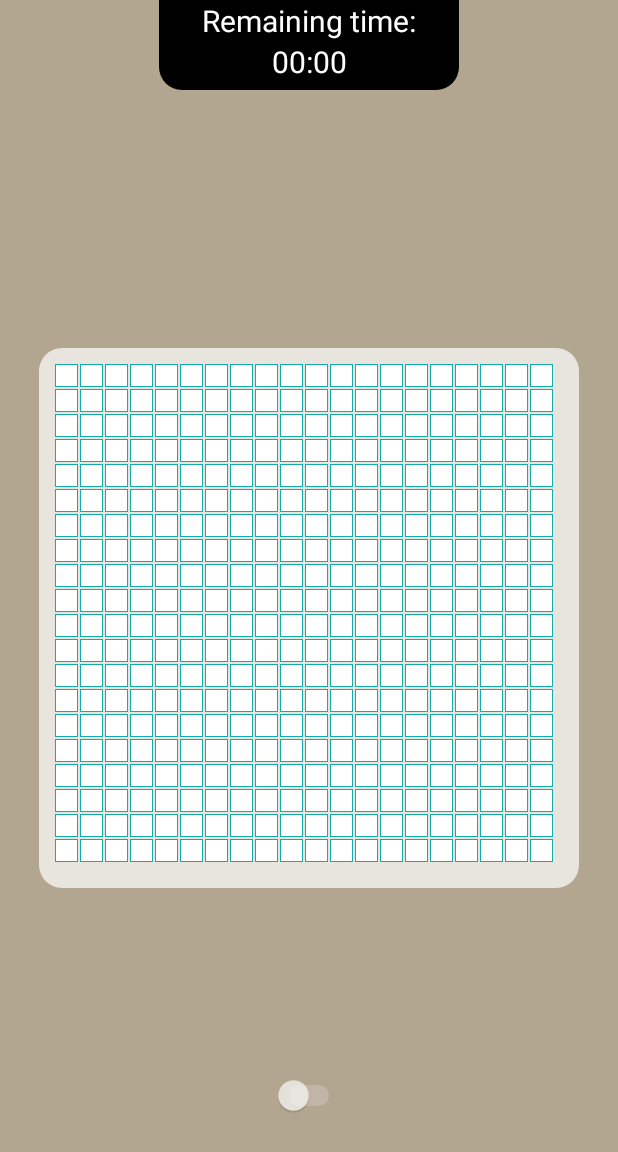
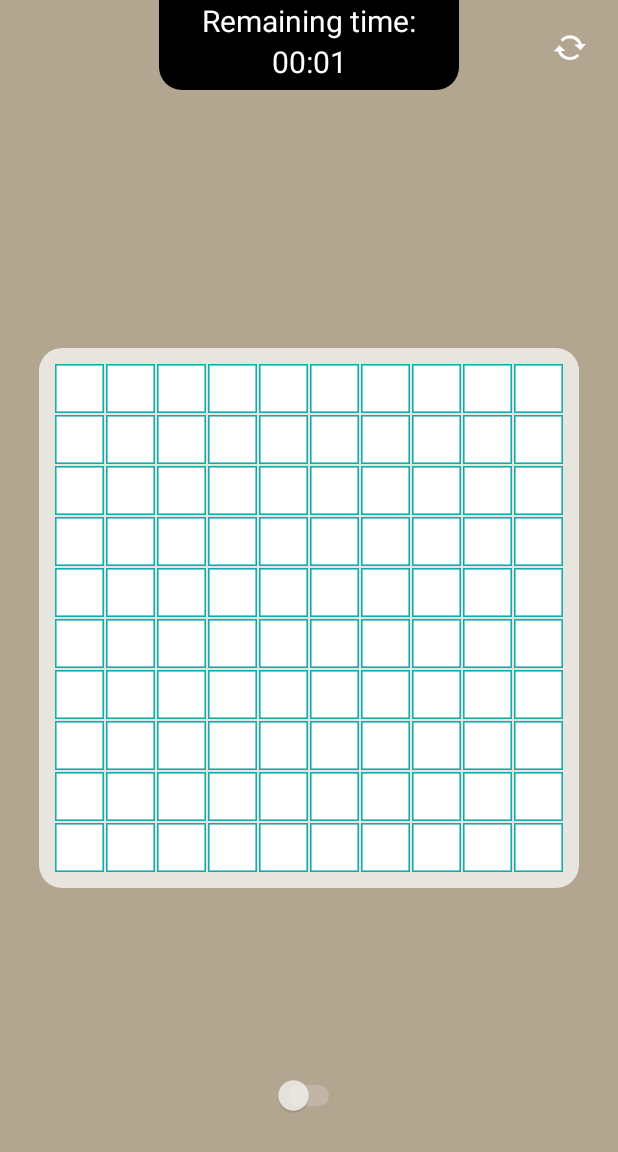
Before and after one commit to Cheriit/MineField-Android, an Android app: the screen it shows after launch (MainActivity), after a tap on "YOYO", on a phone screen of 412 x 824 dp. Shown: the top 1152 px of the screen. Run offline under Robolectric (Android 15) with nearby library versions, the phone set to English and light mode, and no system bars; our stand-ins replace navigation-ui.

Commit message:
Dialog and timer

```diff
--- a/app/src/main/java/com/cherit/minefield/ui/game/GameFragment.java
+++ b/app/src/main/java/com/cherit/minefield/ui/game/GameFragment.java
@@ -4,7 +4,6 @@ import android.os.Bundle;
 import android.view.LayoutInflater;
 import android.view.View;
 import android.view.ViewGroup;
-import android.widget.GridLayout;
 
 import androidx.annotation.NonNull;
 import androidx.annotation.Nullable;
@@ -13,7 +12,6 @@ import androidx.lifecycle.Observer;
 import androidx.lifecycle.ViewModelProviders;
 
 import com.cherit.minefield.R;
-import com.cherit.minefield.ui.game.components.Board;
 import com.cherit.minefield.ui.home.HomeViewModel;
 
 import java.util.Objects;
@@ -29,18 +27,19 @@ public class GameFragment extends Fragment {
                 ViewModelProviders.of(Objects.requireNonNull(getActivity())).get(HomeViewModel.class);
         gameViewModel =
                 ViewModelProviders.of(getActivity()).get(GameViewModel.class);
+        gameViewModel.setGameRunning(true);
         View root = inflater.inflate(R.layout.fragment_game, container, false);
-
-        GridLayout board_grid = root.findViewById(R.id.game_board);
-        Board board = new Board(20, 2, board_grid, getActivity());
-        gameViewModel.getText().observe(this, new Observer<String>() {
-            @Override
-            public void onChanged(@Nullable String s) {
+//        gameViewModel.getText().observe(this, new Observer<String>() {
+//            @Override
+//            public void onChanged(@Nullable String s) {
 //                textView.setText(homeViewModel.getSomeText().getValue());
-            }
-        });
-
+//            }
+//        });
         return root;
     }
 
+    @Override
+    public void onDestroyView() {
+        super.onDestroyView();
+    }
 }
--- a/app/src/main/java/com/cherit/minefield/ui/game/GameViewModel.java
+++ b/app/src/main/java/com/cherit/minefield/ui/game/GameViewModel.java
@@ -9,8 +9,8 @@ public class GameViewModel extends ViewModel {
     private MutableLiveData<String> mText;
     private boolean isGameRunning;
     private boolean isMarking;
-    private int rows;
-    private int cols;
+    private int size = 10;
+    private int minesNumber = 20;
 
     public GameViewModel() {
         mText = new MutableLiveData<>();
@@ -21,15 +21,35 @@ public class GameViewModel extends ViewModel {
         return mText;
     }
 
-    public boolean isGameRunning() { return isGameRunning; }
-    public void setGameRunning(boolean gameRunning) { isGameRunning = gameRunning; }
+    public boolean isGameRunning() {
+        return isGameRunning;
+    }
 
-    public boolean isMarking() { return isMarking; }
-    public void setMarking(boolean marking) { isMarking = marking; }
+    public void setGameRunning(boolean gameRunning) {
+        isGameRunning = gameRunning;
+    }
 
-    public int getCols() { return cols; }
-    public void setCols(int cols) { this.cols = cols; }
+    public boolean isMarking() {
+        return isMarking;
+    }
 
-    public int getRows() { return rows; }
-    public void setRows(int rows) { this.rows = rows; }
+    public void setMarking(boolean marking) {
+        isMarking = marking;
+    }
+
+    public int getMinesNumber() {
+        return minesNumber;
+    }
+
+    public void setMinesNumber(int minesNumber) {
+        this.minesNumber = minesNumber;
+    }
+
+    public int getSize() {
+        return size;
+    }
+
+    public void setSize(int size) {
+        this.size = size;
+    }
 }
--- a/app/src/main/java/com/cherit/minefield/ui/game/components/Board.java
+++ b/app/src/main/java/com/cherit/minefield/ui/game/components/Board.java
@@ -1,146 +1,156 @@
 package com.cherit.minefield.ui.game.components;
 
 import android.content.Context;
+import android.os.Bundle;
+import android.view.LayoutInflater;
 import android.view.View;
+import android.view.ViewGroup;
 import android.widget.AdapterView;
 import android.widget.GridLayout;
 import android.widget.LinearLayout;
 
+import androidx.annotation.NonNull;
+import androidx.annotation.Nullable;
 import androidx.fragment.app.Fragment;
+import androidx.lifecycle.ViewModelProviders;
 
 import com.cherit.minefield.R;
+import com.cherit.minefield.ui.game.GameViewModel;
 
 import java.util.Random;
 
 public class Board extends Fragment implements AdapterView.OnClickListener {
+    private GameViewModel gameViewModel;
     private Field[] fields;
     private int mines_number;
     private int mines_discovered;
     private int discovered_fields;
     private int size;
     private int fields_marked;
-    private boolean marking;
     private Context context;
     private GridLayout layout;
-    private boolean isGameRunning;
 
-    public Board(int size, int mines_number, GridLayout layout, Context context) {
+    @Nullable
+    @Override
+    public View onCreateView(@NonNull LayoutInflater inflater, @Nullable ViewGroup container, @Nullable Bundle savedInstanceState) {
+        gameViewModel =
+                ViewModelProviders.of(getActivity()).get(GameViewModel.class);
+        View root = inflater.inflate(R.layout.board, container, false);
+        getUI(root);
+        setParams();
+        generateFields();
+        generateMines();
+        return root;
+    }
+
+    private void getUI(View root) {
+        layout = root.findViewById(R.id.game_board);
+    }
+
+    private void setParams() {
         mines_discovered = 0;
         fields_marked = 0;
         discovered_fields = 0;
-        marking = false;
-        isGameRunning = true;
-        this.context = context;
-        this.size = size;
-        this.mines_number = mines_number;
-        this.layout = layout;
+        this.context = getActivity();
+        this.size = gameViewModel.getSize();
+        this.mines_number = gameViewModel.getMinesNumber();
         layout.setColumnCount(size);
         layout.setRowCount(size);
-        generateFields();
-        generateMines(mines_number);
     }
 
-    private void generateMines(int mines_number) {
+    private void generateMines() {
         Random random = new Random();
         int rand_x, rand_y;
-        for (int i=0; i<mines_number; i++)
-        {
+        for (int i = 0; i < mines_number; i++) {
             do {
                 rand_x = random.nextInt(size);
                 rand_y = random.nextInt(size);
-            } while (fields[rand_x* size +rand_y] .isMine());
-            fields[rand_x* size +rand_y].setMine();
+            } while (fields[rand_x * size + rand_y].isMine());
+            fields[rand_x * size + rand_y].setMine();
             addNeighborhood(rand_x, rand_y);
         }
     }
 
-    private void generateFields(){
+    private void generateFields() {
         Field newField;
         int container_width = (int) context.getResources().getDimension(R.dimen.board_size) - 2 * ((int) context.getResources().getDimension(R.dimen.board_padding));
         fields = new Field[size * size];
-        for (int i = 0; i< size; i++)
-        {
-            for (int j = 0; j< size; j++)
-            {
+        for (int i = 0; i < size; i++) {
+            for (int j = 0; j < size; j++) {
                 newField = new Field(i, j, context);
-                fields[i* size +j] = newField;
+                fields[i * size + j] = newField;
                 newField.setOnClickListener(this);
-                newField.setLayoutParams(new LinearLayout.LayoutParams(container_width/size, container_width/size));
-
-//                System.out.println(R.dimen.board_size);
+                newField.setLayoutParams(new LinearLayout.LayoutParams(container_width / size, container_width / size));
                 layout.addView(newField);
             }
         }
-    };
+    }
 
-    private boolean isValidNeighbor(int x, int y){
-        return x >=0 && x< size && y>=0 && y< size;
+    ;
+
+    private boolean isValidNeighbor(int x, int y) {
+        return x >= 0 && x < size && y >= 0 && y < size;
     }
+
     private void addNeighborhood(int x, int y) {
-        if(isValidNeighbor(x-1, y-1)) fields[(x-1)* size +y-1].increaseCloseMines();
-        if(isValidNeighbor(x, y-1)) fields[x* size +y-1].increaseCloseMines();
-        if(isValidNeighbor(x+1, y-1)) fields[(x+1)* size +y-1].increaseCloseMines();
-        if(isValidNeighbor(x-1, y)) fields[(x-1)* size +y].increaseCloseMines();
-        if(isValidNeighbor(x+1, y)) fields[(x+1)* size +y].increaseCloseMines();
-        if(isValidNeighbor(x-1, y+1)) fields[(x-1)* size +y+1].increaseCloseMines();
-        if(isValidNeighbor(x, y+1)) fields[x* size +y+1].increaseCloseMines();
-        if(isValidNeighbor(x+1, y+1)) fields[(x+1)* size +y+1].increaseCloseMines();
+        if (isValidNeighbor(x - 1, y - 1)) fields[(x - 1) * size + y - 1].increaseCloseMines();
+        if (isValidNeighbor(x, y - 1)) fields[x * size + y - 1].increaseCloseMines();
+        if (isValidNeighbor(x + 1, y - 1)) fields[(x + 1) * size + y - 1].increaseCloseMines();
+        if (isValidNeighbor(x - 1, y)) fields[(x - 1) * size + y].increaseCloseMines();
+        if (isValidNeighbor(x + 1, y)) fields[(x + 1) * size + y].increaseCloseMines();
+        if (isValidNeighbor(x - 1, y + 1)) fields[(x - 1) * size + y + 1].increaseCloseMines();
+        if (isValidNeighbor(x, y + 1)) fields[x * size + y + 1].increaseCloseMines();
+        if (isValidNeighbor(x + 1, y + 1)) fields[(x + 1) * size + y + 1].increaseCloseMines();
     }
-    public void discoverField(int x, int y){
-        if(!fields[x* size +y].isDiscovered() && !fields[x* size +y].isMine() && !fields[x* size +y].isMarked())
-        {
-            fields[x* size +y].discover();
+
+    private void discoverField(int x, int y) {
+        if (!fields[x * size + y].isDiscovered() && !fields[x * size + y].isMine() && !fields[x * size + y].isMarked()) {
+            fields[x * size + y].discover();
             discovered_fields++;
-            if(fields[x* size +y].getCloseMines() == 0)
-            {
-                if(isValidNeighbor(x, y-1)) discoverField(x, y-1);
-                if(isValidNeighbor(x-1, y)) discoverField(x-1, y);
-                if(isValidNeighbor(x+1, y)) discoverField(x+1, y);
-                if(isValidNeighbor(x, y+1)) discoverField(x, y+1);
+            if (fields[x * size + y].getCloseMines() == 0) {
+                if (isValidNeighbor(x, y - 1)) discoverField(x, y - 1);
+                if (isValidNeighbor(x - 1, y)) discoverField(x - 1, y);
+                if (isValidNeighbor(x + 1, y)) discoverField(x + 1, y);
+                if (isValidNeighbor(x, y + 1)) discoverField(x, y + 1);
             }
         }
     }
-    public void discoverAll() {
-        for(int i = 0; i< size; i++)
-        {
-            for(int j = 0; j< size; j++)
-            {
-                if(!fields[i* size +j].isDiscovered())
-                {
-                    fields[i* size +j].discover();
+
+    private void discoverAll() {
+        for (int i = 0; i < size; i++) {
+            for (int j = 0; j < size; j++) {
+                if (!fields[i * size + j].isDiscovered()) {
+                    fields[i * size + j].discover();
                 }
             }
         }
     }
 
     public void onClick(View v) {
-        if(isGameRunning) {
-            if(v instanceof Field)
-            {
+        if (gameViewModel.isGameRunning()) {
+            if (v instanceof Field) {
                 Field field = (Field) v;
-                if(!marking){
-                    if(!field.isMarked())
-                    {
-                        if(field.isMine())
-                        {
+                if (!gameViewModel.isMarking()) {
+                    if (!field.isMarked()) {
+                        if (field.isMine()) {
                             field.discover();
                             System.out.println("You lost");
-                            isGameRunning = false;
-                        }
-                        else
-                        {
+                            gameViewModel.setGameRunning(false);
+                            Dialog dialog = new Dialog(false);
+                            dialog.show(getFragmentManager(), "Dialog");
+                        } else {
                             discoverField(field.getX_pos(), field.getY_pos());
-                            if(size*size == discovered_fields + mines_number || size*size == discovered_fields + mines_discovered + fields_marked)
-                            {
+                            if (size * size == discovered_fields + mines_number || size * size == discovered_fields + mines_discovered + fields_marked) {
                                 System.out.println("You won!");
                                 discoverAll();
-                                isGameRunning = false;
+                                gameViewModel.setGameRunning(false);
+                                Dialog dialog = new Dialog(true);
+                                dialog.show(getFragmentManager(), "Dialog");
                             }
                         }
                     }
-                }
-                else {
-                    if(!field.isDiscovered()) {
+                } else {
+                    if (!field.isDiscovered()) {
                         fields_marked++;
                         field.setMarked(!field.isMarked());
                     }
--- /dev/null
+++ b/app/src/main/java/com/cherit/minefield/ui/game/components/FlagSwitch.java
@@ -0,0 +1,37 @@
+package com.cherit.minefield.ui.game.components;
+
+import android.os.Bundle;
+import android.view.LayoutInflater;
+import android.view.View;
+import android.view.ViewGroup;
+import android.widget.CompoundButton;
+
+import androidx.annotation.NonNull;
+import androidx.annotation.Nullable;
+import androidx.fragment.app.Fragment;
+import androidx.lifecycle.ViewModelProviders;
+
+import com.cherit.minefield.R;
+import com.cherit.minefield.ui.game.GameViewModel;
+
+public class FlagSwitch extends Fragment implements CompoundButton.OnCheckedChangeListener {
+    private GameViewModel gameViewModel;
+    private CompoundButton switchFlagBtn;
+
+    @Nullable
+    @Override
+    public View onCreateView(@NonNull LayoutInflater inflater, @Nullable ViewGroup container, @Nullable Bundle savedInstanceState) {
+        gameViewModel =
+                ViewModelProviders.of(getActivity()).get(GameViewModel.class);
+        View root = inflater.inflate(R.layout.flag_switch, container, false);
+        switchFlagBtn = root.findViewById(R.id.flag_switch_btn);
+        gameViewModel.setMarking(switchFlagBtn.isChecked());
+        switchFlagBtn.setOnCheckedChangeListener(this);
+        return root;
+    }
+
+    @Override
+    public void onCheckedChanged(CompoundButton buttonView, boolean isChecked) {
+        gameViewModel.setMarking(isChecked);
+    }
+}
--- a/app/src/main/java/com/cherit/minefield/ui/game/components/Notch.java
+++ b/app/src/main/java/com/cherit/minefield/ui/game/components/Notch.java
@@ -1,61 +1,99 @@
 package com.cherit.minefield.ui.game.components;
 
 import android.content.Context;
+import android.os.Bundle;
+import android.os.Handler;
+import android.view.LayoutInflater;
+import android.view.View;
+import android.view.ViewGroup;
+import android.widget.ImageButton;
 import android.widget.TextView;
 
+import androidx.annotation.NonNull;
+import androidx.annotation.Nullable;
 import androidx.fragment.app.Fragment;
 import androidx.lifecycle.ViewModelProviders;
 
+import com.cherit.minefield.R;
 import com.cherit.minefield.ui.game.GameViewModel;
 
+import java.time.Duration;
 import java.time.Instant;
 
-import javax.xml.datatype.Duration;
-
-public class Notch extends Fragment implements Runnable{
-    private Context context;
+public class Notch extends Fragment implements Runnable {
     private TextView timer_time;
-    private TextView timer_text;
+    private ImageButton retryBtn;
     private GameViewModel gameViewModel;
     private Duration duration;
     private Instant startTime;
-    Notch(){
-        super();
+    private OnGameRetry listener;
+    private Handler handler;
+
+    public void onAttach(Context context) {
+        super.onAttach(context);
+        if (context instanceof Notch.OnGameRetry) {
+            listener = (Notch.OnGameRetry) context;
+        } else {
+            throw new ClassCastException(context.toString() + " must implement OnGameEndedListener");
+        }
+    }
+
+    @Nullable
+    @Override
+    public View onCreateView(@NonNull LayoutInflater inflater, @Nullable ViewGroup container, @Nullable Bundle savedInstanceState) {
         gameViewModel =
                 ViewModelProviders.of(getActivity()).get(GameViewModel.class);
+        View root = inflater.inflate(R.layout.notch, container, false);
         startTime = Instant.now();
-        new Thread(this).start();
+        getUI(root);
+        setListener();
+
+        handler = new Handler();
+        handler.post(this);
+        return root;
     }
 
+    @Override
+    public void onDestroyView() {
+        handler.removeCallbacks(this);
+        super.onDestroyView();
+    }
+
+    private void getUI(View root) {
+        timer_time = root.findViewById(R.id.remaining_time);
+        retryBtn = root.findViewById(R.id.retryBtn);
+    }
+
+    private void setListener() {
+        retryBtn.setOnClickListener(new View.OnClickListener() {
+            @Override
+            public void onClick(View v) {
+                listener.retryGame();
+            }
+        });
+    }
 
     @Override
     public void run() {
-        startTime = Instant.now();
-        Duration runTime;
-        Duration remainingTime;
-        while (true) {
+        if (gameViewModel.isGameRunning()) {
+            Duration runTime;
+            Duration remainingTime;
             runTime = Duration.between(startTime, Instant.now());
-            if(isDecreasing)
-            {
+            if (false) {
                 remainingTime = duration.minus(runTime);
-                timer_time.setText(remainingTime.toString());
-            }
-            else
-            {
+            } else {
                 remainingTime = runTime;
-                timer_time.setText(remainingTime.toString());
             }
             if (remainingTime.isNegative()) {
-                System.out.println("Out of time");
-                timer_time.setText(remainingTime.toString());
-                return;
-            }
-            try {
-                Thread.sleep(1000);
-            } catch (InterruptedException e) {
-                e.printStackTrace();
+                timer_time.setText("00:00");
+            } else {
+                timer_time.setText(String.format("%02d:%02d", remainingTime.toMinutes(), remainingTime.getSeconds() % 60));
+                handler.postDelayed(this, 1000);
             }
         }
+    }
 
+    public interface OnGameRetry {
+        public void retryGame();
     }
 }
--- /dev/null
+++ b/app/src/main/res/layout/board.xml
@@ -0,0 +1,11 @@
+<?xml version="1.0" encoding="utf-8"?>
+<GridLayout xmlns:android="http://schemas.android.com/apk/res/android"
+    android:layout_width="@dimen/board_size"
+    android:layout_height="@dimen/board_size"
+    xmlns:tools="http://schemas.android.com/tools"
+    android:id="@+id/game_board"
+    android:background="@drawable/board_padding"
+    android:padding="@dimen/board_padding"
+    android:layout_weight="1"
+    tools:showIn="@layout/fragment_game">
+</GridLayout>
--- /dev/null
+++ b/app/src/main/res/layout/flag_switch.xml
@@ -0,0 +1,17 @@
+<?xml version="1.0" encoding="utf-8"?>
+<RelativeLayout
+    xmlns:android="http://schemas.android.com/apk/res/android"
+    xmlns:app="http://schemas.android.com/apk/res-auto"
+    xmlns:tools="http://schemas.android.com/tools"
+    android:layout_width="wrap_content"
+    android:layout_height="wrap_content"
+    tools:showIn="@layout/fragment_game"
+    >
+
+    <Switch
+        android:id="@+id/flag_switch_btn"
+        android:layout_width="wrap_content"
+        android:layout_height="wrap_content"
+        android:thumbTint="@color/colorWhite"
+        android:trackTint="@color/colorWhite" />
+</RelativeLayout>
--- a/app/src/main/res/layout/fragment_game.xml
+++ b/app/src/main/res/layout/fragment_game.xml
@@ -1,36 +1,40 @@
 <?xml version="1.0" encoding="utf-8"?>
-<RelativeLayout xmlns:android="http://schemas.android.com/apk/res/android"
+<RelativeLayout
+    xmlns:android="http://schemas.android.com/apk/res/android"
+    xmlns:tools="http://schemas.android.com/tools"
     android:layout_width="match_parent"
     android:layout_height="match_parent"
-    android:background="#A88F7C5C">
+    android:background="#A88F7C5C"
+    android:id="@+id/game_fragment">
 
-    <include layout="@layout/notch" />
+    <fragment
+        android:id="@+id/notch_fragment"
+        android:name="com.cherit.minefield.ui.game.components.Notch"
+        android:layout_width="match_parent"
+        android:layout_height="wrap_content"
+        tools:layout="@layout/notch"
+    />
 
-    <GridLayout xmlns:android="http://schemas.android.com/apk/res/android"
+    <fragment
+        android:id="@+id/board_fragment"
+        android:name="com.cherit.minefield.ui.game.components.Board"
         android:layout_width="@dimen/board_size"
         android:layout_height="@dimen/board_size"
-        android:id="@+id/game_board"
         android:layout_centerInParent="true"
-        android:background="@drawable/board_padding"
-        android:padding="@dimen/board_padding"
-        android:layout_weight="1"
-        >
-    </GridLayout>
+        tools:layout="@layout/board"
+        />
 
-    <RelativeLayout
+    <fragment
+        android:id="@+id/flag_switch"
+        android:tag="Game"
+        android:name="com.cherit.minefield.ui.game.components.FlagSwitch"
         android:layout_width="wrap_content"
         android:layout_height="wrap_content"
         android:layout_alignParentBottom="true"
         android:layout_centerHorizontal="true"
         android:layout_marginBottom="80dp"
-        >
+        tools:layout="@layout/flag_switch"
+        />
 
-        <Switch
-            android:id="@+id/switch1"
-            android:layout_width="wrap_content"
-            android:layout_height="wrap_content"
-            android:thumbTint="@color/colorWhite"
-            android:trackTint="@color/colorWhite" />
-    </RelativeLayout>
 
 </RelativeLayout>
--- a/app/src/main/res/layout/notch.xml
+++ b/app/src/main/res/layout/notch.xml
@@ -1,17 +1,21 @@
 <?xml version="1.0" encoding="utf-8"?>
-<RelativeLayout xmlns:android="http://schemas.android.com/apk/res/android"
+<RelativeLayout
+    xmlns:android="http://schemas.android.com/apk/res/android"
+    xmlns:app="http://schemas.android.com/apk/res-auto"
     xmlns:tools="http://schemas.android.com/tools"
     android:id="@+id/counter_container"
     android:layout_width="match_parent"
     android:layout_height="wrap_content"
-    tools:showIn="@layout/fragment_game">
+    tools:showIn="@layout/fragment_game"
+   >
 
     <TableLayout
         android:layout_width="wrap_content"
         android:layout_height="wrap_content"
         android:layout_centerHorizontal="true"
         android:background="@drawable/notch"
-        android:paddingHorizontal="10dp">
+        android:paddingHorizontal="10dp"
+        >
 
         <TextView
             android:layout_width="wrap_content"
@@ -38,4 +42,15 @@
 
     </TableLayout>
 
+    <ImageButton
+        android:id="@+id/retryBtn"
+        android:layout_width="wrap_content"
+        android:layout_height="wrap_content"
+        android:layout_alignParentEnd="true"
+        android:layout_marginStart="320dp"
+        android:layout_marginEnd="20dp"
+        android:layout_marginTop="20dp"
+        android:background="#00FFFFFF"
+        app:srcCompat="@android:drawable/stat_notify_sync_noanim"
+        />
 </RelativeLayout>
```
Also changed, not shown: app/src/main/java/com/cherit/minefield/MainActivity.java (+17 -28 lines), app/src/main/java/com/cherit/minefield/ui/game/components/Dialog.java (added, +85 -0 lines), app/src/main/java/com/cherit/minefield/ui/game/components/Field.java (+57 -34 lines), app/src/main/java/com/cherit/minefield/ui/home/HomeFragment.java (+5 -6 lines), app/src/main/res/layout/dialog.xml (+49 -3 lines).
